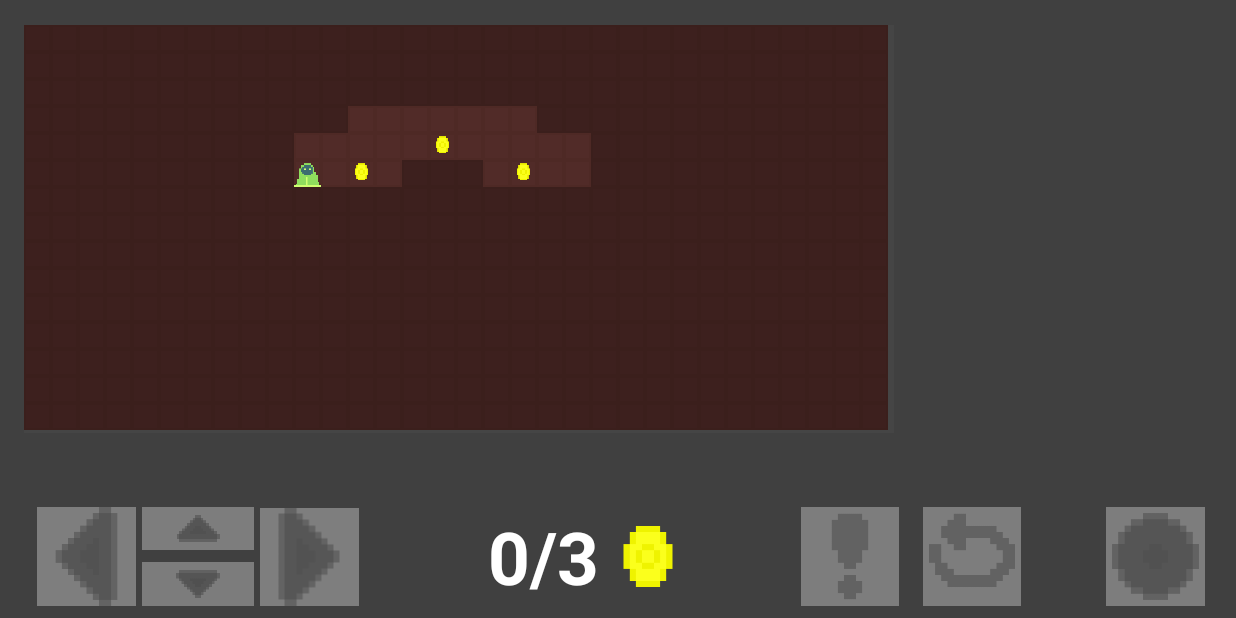
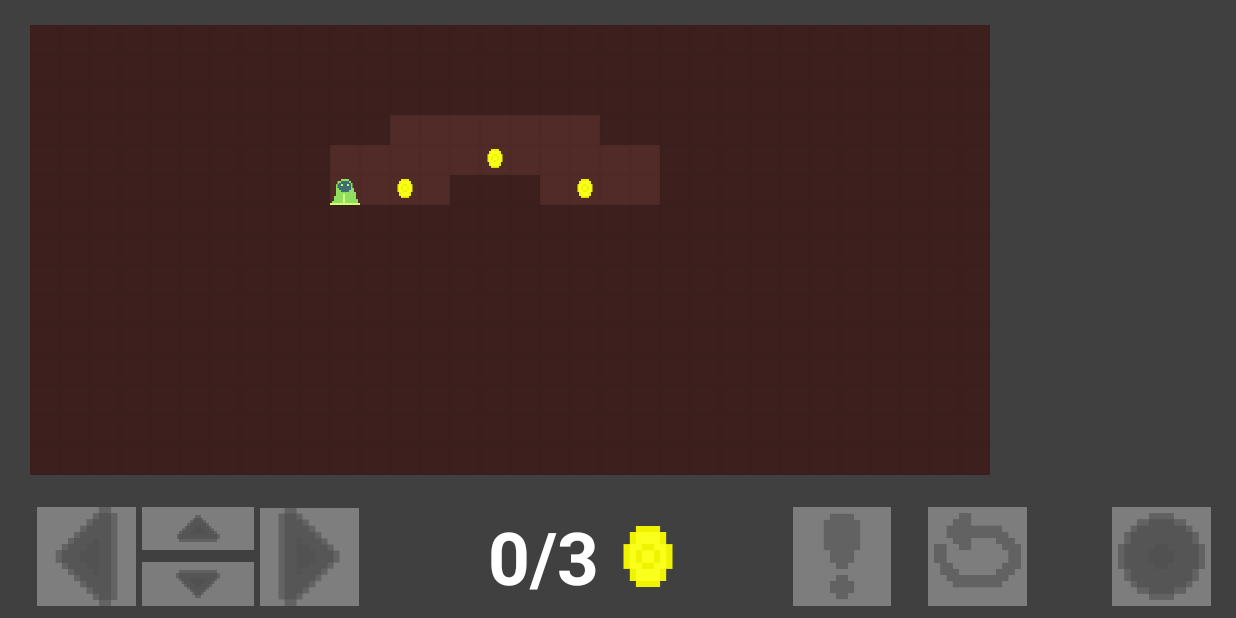
Before and after one commit to Ettore2/mage_quest, an Android app: the LevelActivity screen opened directly, with no data from a screen before it, on a phone screen of 824 x 412 dp (held sideways). Run offline under Robolectric (Android 15) with nearby library versions, the phone set to English and light mode, and no system bars.

Commit message:
improve activity level responsiveness

```diff
--- a/app/src/main/java/com/example/gamequest/LevelActivity.java
+++ b/app/src/main/java/com/example/gamequest/LevelActivity.java
@@ -6,6 +6,7 @@ import static com.example.gamequest.gameCalsses.GameInstance.*;
 import androidx.appcompat.app.AppCompatActivity;
 
 import android.content.Intent;
+import android.content.res.ColorStateList;
 import android.os.Bundle;
 import android.os.Handler;
 import android.os.Looper;
@@ -75,6 +76,8 @@ public class LevelActivity extends AppCompatActivity implements Runnable{
         int levelId = getIntent().getIntExtra(INTENT_EXTRA_LEVEL_ID,1);
         handler = new Handler(Looper.getMainLooper());
         engineManager = new EngineManager(180, false);
+        //make the layout of the level invisible
+        findViewById(R.id.layout_game).setBackgroundTintList(ColorStateList.valueOf(getResources().getColor(R.color.transparent)));
         //debug("about to create GameInstance");
         game = new GameInstance(this,(ViewGroup) findViewById(R.id.layout_game), engineManager,levelId);
         //debug("wwwwwwwwwwwwwwwwwwwwwwwwwwwwwwwww");
--- a/app/src/main/java/com/example/gamequest/gameCalsses/GameInstance.java
+++ b/app/src/main/java/com/example/gamequest/gameCalsses/GameInstance.java
@@ -148,12 +148,15 @@ public class GameInstance extends Thread{
         //initialize the game manager
         this.engineManager = manager;
 
+        FIELD_WIDTH = context.getResources().getInteger(R.integer.game_layout_width_in_cells);
+        FIELD_HEIGHT = context.getResources().getInteger(R.integer.game_layout_height_in_cells);
         DisplayMetrics metrics = new DisplayMetrics();
         context.getWindowManager().getDefaultDisplay().getRealMetrics(metrics);
-        float heightPercentage = (context.getResources().getInteger(R.integer.guideline_game_field_2_int)-context.getResources().getInteger(R.integer.guideline_game_field_1_int))/100f;
-        CELL_SIZE = (int) (context.getResources().getDimensionPixelSize(R.dimen.cell_size)*metrics.heightPixels*heightPercentage/context.getResources().getDimensionPixelSize(R.dimen.game_layout_height));
-        FIELD_WIDTH = context.getResources().getInteger(R.integer.game_layout_width_in_cells);
-        FIELD_HEIGHT = context.getResources().getInteger(R.integer.game_layout_height_in_cells);
+        float heightPercentage = (context.getResources().getInteger(R.integer.guideline_game_field_h_2_int)-context.getResources().getInteger(R.integer.guideline_game_field_h_1_int))/100f;
+        float widthPercentage = (context.getResources().getInteger(R.integer.guideline_game_field_v_2_int)-context.getResources().getInteger(R.integer.guideline_game_field_v_1_int))/100f;
+        int cellSizeW = (int) (context.getResources().getDimensionPixelSize(R.dimen.cell_size)*metrics.widthPixels*widthPercentage/context.getResources().getDimensionPixelSize(R.dimen.game_layout_width));
+        int cellSizeH = (int) (context.getResources().getDimensionPixelSize(R.dimen.cell_size)*metrics.heightPixels*heightPercentage/context.getResources().getDimensionPixelSize(R.dimen.game_layout_height));
+        CELL_SIZE = (Math.min(cellSizeW, cellSizeH));
         //debug("FIELD_WIDTH:" + FIELD_WIDTH + "   FIELD_HEIGHT:" + FIELD_HEIGHT + "   CELL_SIZE:" + CELL_SIZE + " heightPercentage:" + heightPercentage);
 
         background = new GameObject[FIELD_WIDTH][FIELD_HEIGHT];
--- a/app/src/main/res/layout/activity_level.xml
+++ b/app/src/main/res/layout/activity_level.xml
@@ -4,7 +4,7 @@
     xmlns:tools="http://schemas.android.com/tools"
     android:layout_width="match_parent"
     android:layout_height="match_parent"
-    android:background="#404040"
+    android:background="@color/activity_level_bg"
     android:rotationY="0"
     tools:context=".LevelActivity">
 
@@ -14,11 +14,11 @@
         android:layout_height="0dp"
         android:background="#454545"
         app:layout_constraintDimensionRatio="640:300"
-        app:layout_constraintBottom_toBottomOf="@id/guideline_game_field_2"
-        app:layout_constraintEnd_toEndOf="parent"
+        app:layout_constraintBottom_toBottomOf="@id/guideline_game_field_h_2"
+        app:layout_constraintEnd_toEndOf="@id/guideline_game_field_v_2"
         app:layout_constraintHorizontal_bias="0.065"
-        app:layout_constraintStart_toStartOf="parent"
-        app:layout_constraintTop_toTopOf="@id/guideline_game_field_1">
+        app:layout_constraintStart_toStartOf="@id/guideline_game_field_v_1"
+        app:layout_constraintTop_toTopOf="@id/guideline_game_field_h_1">
 
     </androidx.constraintlayout.widget.ConstraintLayout>
 
@@ -151,7 +151,7 @@
         android:scaleType="fitCenter"
         app:layout_constraintDimensionRatio="1:1"
         app:layout_constraintBottom_toBottomOf="@id/guideline_btns_h_3"
-        app:layout_constraintStart_toStartOf="@id/guideline_btns_v_3"
+        app:layout_constraintEnd_toStartOf="@id/guideline_btns_v_4"
         app:layout_constraintTop_toTopOf="@id/guideline_btns_h_1"
         app:srcCompat="@drawable/movement_circle" />
 
@@ -183,25 +183,10 @@
         app:layout_constraintBottom_toBottomOf="parent"
         app:layout_constraintDimensionRatio="60:45"
         app:layout_constraintEnd_toEndOf="@id/guideline_btns_v_4"
+        app:layout_constraintHorizontal_bias="0.0"
         app:layout_constraintStart_toStartOf="@id/guideline_btns_v_3"
         app:layout_constraintTop_toTopOf="parent"
-        app:layout_constraintVertical_bias="0.6"
-        app:srcCompat="@drawable/yellow_cube" />
-
-    <ImageButton
-        android:id="@+id/img_btn_power_2"
-        android:layout_width="0dp"
-        android:layout_height="0dp"
-        android:alpha="@dimen/movement_button_visibility"
-        android:background="@color/movement_buttons_background"
-        android:onClick="powerBtn"
-        android:scaleType="fitCenter"
-        app:layout_constraintBottom_toBottomOf="parent"
-        app:layout_constraintDimensionRatio="60:45"
-        app:layout_constraintEnd_toEndOf="@id/guideline_btns_v_4"
-        app:layout_constraintStart_toStartOf="@id/guideline_btns_v_3"
-        app:layout_constraintTop_toTopOf="parent"
-        app:layout_constraintVertical_bias="0.46"
+        app:layout_constraintVertical_bias="0.57"
         app:srcCompat="@drawable/yellow_cube" />
 
     <ImageButton
@@ -218,7 +203,24 @@
         app:layout_constraintHorizontal_bias="0.0"
         app:layout_constraintStart_toStartOf="@id/guideline_btns_v_3"
         app:layout_constraintTop_toTopOf="parent"
-        app:layout_constraintVertical_bias="0.32"
+        app:layout_constraintVertical_bias="0.23"
+        app:srcCompat="@drawable/yellow_cube" />
+
+    <ImageButton
+        android:id="@+id/img_btn_power_2"
+        android:layout_width="0dp"
+        android:layout_height="0dp"
+        android:alpha="@dimen/movement_button_visibility"
+        android:background="@color/movement_buttons_background"
+        android:onClick="powerBtn"
+        android:scaleType="fitCenter"
+        app:layout_constraintBottom_toBottomOf="parent"
+        app:layout_constraintDimensionRatio="60:45"
+        app:layout_constraintEnd_toEndOf="@id/guideline_btns_v_4"
+        app:layout_constraintHorizontal_bias="0.0"
+        app:layout_constraintStart_toStartOf="@id/guideline_btns_v_3"
+        app:layout_constraintTop_toTopOf="parent"
+        app:layout_constraintVertical_bias="0.4"
         app:srcCompat="@drawable/yellow_cube" />
 
     <ImageButton
@@ -232,10 +234,10 @@
         app:layout_constraintBottom_toBottomOf="parent"
         app:layout_constraintDimensionRatio="60:45"
         app:layout_constraintEnd_toEndOf="@id/guideline_btns_v_4"
-        app:layout_constraintHorizontal_bias="1.0"
+        app:layout_constraintHorizontal_bias="0.0"
         app:layout_constraintStart_toStartOf="@id/guideline_btns_v_3"
         app:layout_constraintTop_toTopOf="parent"
-        app:layout_constraintVertical_bias="0.18"
+        app:layout_constraintVertical_bias="0.06"
         app:srcCompat="@drawable/yellow_cube" />
 
     <ImageButton
@@ -249,7 +251,7 @@
         app:layout_constraintBottom_toBottomOf="@+id/img_btm_left"
         app:layout_constraintDimensionRatio="1:1"
         app:layout_constraintEnd_toEndOf="parent"
-        app:layout_constraintHorizontal_bias="0.704"
+        app:layout_constraintHorizontal_bias="0.697"
         app:layout_constraintStart_toStartOf="parent"
         app:layout_constraintTop_toTopOf="@id/guideline_btns_h_1"
         app:layout_constraintVertical_bias="0.0"
@@ -450,16 +452,28 @@
         app:layout_constraintGuide_percent="0.61" />
 
     <androidx.constraintlayout.widget.Guideline
-        android:id="@+id/guideline_game_field_1"
+        android:id="@+id/guideline_game_field_h_1"
         android:layout_width="wrap_content"
         android:layout_height="wrap_content"
         android:orientation="horizontal"
-        app:layout_constraintGuide_percent="@fraction/guideline_game_field_1" />
+        app:layout_constraintGuide_percent="@fraction/guideline_game_field_h_1" />
     <androidx.constraintlayout.widget.Guideline
-        android:id="@+id/guideline_game_field_2"
+        android:id="@+id/guideline_game_field_h_2"
         android:layout_width="wrap_content"
         android:layout_height="wrap_content"
         android:orientation="horizontal"
-        app:layout_constraintGuide_percent="@fraction/guideline_game_field_2" />
+        app:layout_constraintGuide_percent="@fraction/guideline_game_field_h_2" />
+    <androidx.constraintlayout.widget.Guideline
+        android:id="@+id/guideline_game_field_v_1"
+        android:layout_width="wrap_content"
+        android:layout_height="wrap_content"
+        android:orientation="vertical"
+        app:layout_constraintGuide_percent="@fraction/guideline_game_field_v_1" />
+    <androidx.constraintlayout.widget.Guideline
+        android:id="@+id/guideline_game_field_v_2"
+        android:layout_width="wrap_content"
+        android:layout_height="wrap_content"
+        android:orientation="vertical"
+        app:layout_constraintGuide_percent="@fraction/guideline_game_field_v_2" />
 
 </androidx.constraintlayout.widget.ConstraintLayout>
--- a/app/src/main/res/values/colors.xml
+++ b/app/src/main/res/values/colors.xml
@@ -2,7 +2,9 @@
 <resources>
     <color name="black">#FF000000</color>
     <color name="white">#FFFFFFFF</color>
+    <color name="transparent">#00FFFFFF</color>
     <color name="movement_buttons_background">#A6A6A6</color>
     <color name="selected_power_background">#B8AD45</color>
     <color name="deactivated_levels_arrow">#5E000000</color>
+    <color name="activity_level_bg">#404040</color>
 </resources>
--- a/app/src/main/res/values/numbers.xml
+++ b/app/src/main/res/values/numbers.xml
@@ -25,8 +25,12 @@
     <fraction name="levels_h_bias_colum_2">0.287</fraction>
     <fraction name="levels_h_bias_colum_3">0.428</fraction>
     <fraction name="levels_h_bias_colum_4">0.569</fraction>
-    <fraction name="guideline_game_field_1">0.04</fraction>
-    <integer name="guideline_game_field_1_int">4</integer>
-    <fraction name="guideline_game_field_2">0.7</fraction>
-    <integer name="guideline_game_field_2_int">70</integer>
+    <fraction name="guideline_game_field_h_1">0.04</fraction>
+    <integer name="guideline_game_field_h_1_int">4</integer>
+    <fraction name="guideline_game_field_h_2">0.77</fraction>
+    <integer name="guideline_game_field_h_2_int">77</integer>
+    <fraction name="guideline_game_field_v_1">0.02</fraction>
+    <integer name="guideline_game_field_v_1_int">2</integer>
+    <fraction name="guideline_game_field_v_2">0.87</fraction>
+    <integer name="guideline_game_field_v_2_int">87</integer>
 </resources>
```
